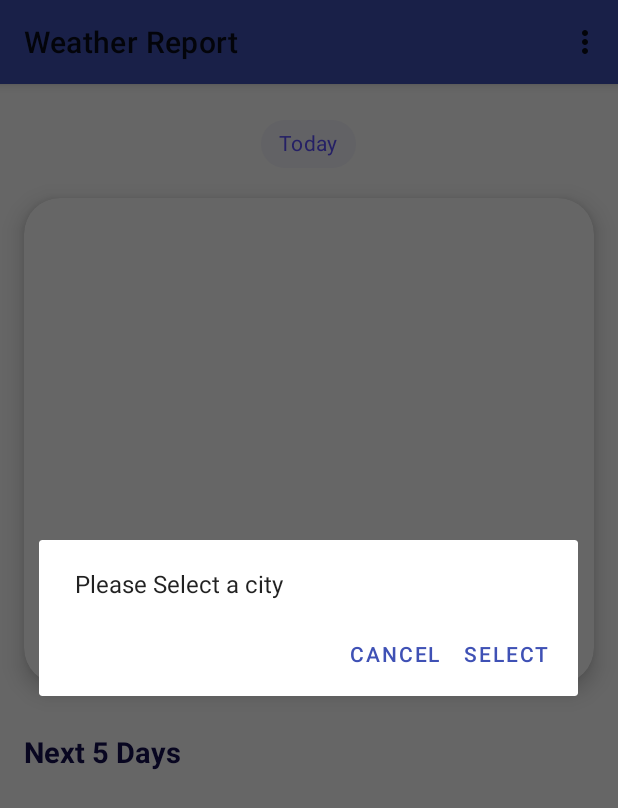
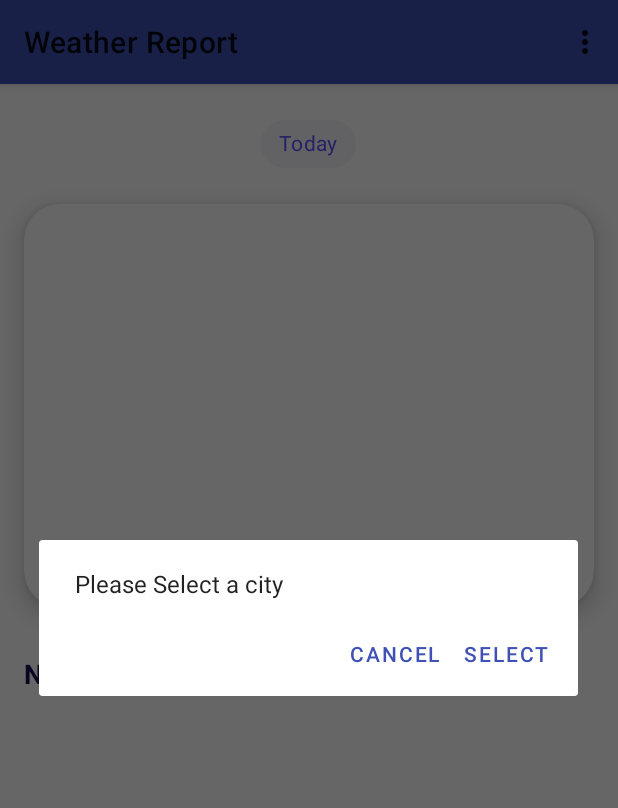
Before and after one commit to Rohanrke/WeatherPrediction, an Android app: the screen it shows after launch (HomeActivity), on a phone screen of 412 x 824 dp. Shown: the top 808 px of the screen. Run offline under Robolectric (Android 15) with nearby library versions, the phone set to English and light mode, and no system bars; our stand-ins replace Room's generated code, data binding; libraries missing offline, so code that uses them is left out: com.andrognito.flashbar, com.loopeer.shadow; pictures from the network do not load; 1 statement that could not run was skipped.

Commit message:
observer issue fixed

```diff
--- a/app/src/main/java/com/rohan/weatherprediction/feature/home/HomeActivity.kt
+++ b/app/src/main/java/com/rohan/weatherprediction/feature/home/HomeActivity.kt
@@ -73,5 +73,4 @@ class HomeActivity : BaseActivity<ActivityHomeBinding>(R.layout.activity_home) {
             SearchCityFragment::class.java.name
         )
     }
-}//
-git remote set-url origin https://rohanrke99@bitbucket.org/rohanrke99/weatherprediction.git
+}
--- a/app/src/main/java/com/rohan/weatherprediction/feature/home/HomeViewModel.kt
+++ b/app/src/main/java/com/rohan/weatherprediction/feature/home/HomeViewModel.kt
@@ -92,7 +92,10 @@ class HomeViewModel(
 
     @VisibleForTesting
     private fun onForecastWeatherSuccess(entity: ForecastEntity) {
-        entity.list?.map {
+        entity.list?.sortedBy {
+            it.dt
+
+        }?.map {
             it.dayOfWeek = AppUtils.getDateTime(it.dt) ?: DayOfWeek.MONDAY
         }
 
@@ -109,6 +112,7 @@ class HomeViewModel(
         baseSharedPreferences.saveCity(city)
         updateTitle(city)
         fetchCurrentWeatherData(city)
+        fetchForecastWeatherData(city)
     }
 
     fun getSavedCity(){
@@ -121,7 +125,6 @@ class HomeViewModel(
             }
 
         }
-
     }
 
     fun updateTitle(titleString: String) {
--- a/app/src/main/res/layout/fragment_weather_report.xml
+++ b/app/src/main/res/layout/fragment_weather_report.xml
@@ -33,7 +33,7 @@
                     android:layout_width="wrap_content"
                     android:layout_height="wrap_content"
                     android:layout_centerHorizontal="true"
-                    android:layout_marginTop="16dp"
+                    android:layout_marginTop="@dimen/layoutMargin16"
                     android:checkable="false"
                     android:checked="true"
                     android:clickable="false"
@@ -47,10 +47,10 @@
                     android:layout_width="match_parent"
                     android:layout_height="wrap_content"
                     android:layout_below="@id/chipToday"
-                    android:layout_marginStart="16dp"
-                    android:layout_marginTop="12dp"
-                    android:layout_marginEnd="16dp"
-                    android:layout_marginBottom="32dp"
+                    android:layout_marginStart="@dimen/layoutMargin16"
+                    android:layout_marginTop="@dimen/layoutMargin16"
+                    android:layout_marginEnd="@dimen/layoutMargin16"
+                    android:layout_marginBottom="@dimen/layoutMargin32"
                     app:lifeCycleModel="@{viewModel}" />
 
                 <ProgressBar
@@ -69,7 +69,7 @@
                     android:layout_marginStart="16dp"
                     android:text="@string/next_5_days"
                     android:textColor="@color/mainTextColor"
-                    android:textSize="19sp"
+                    android:textSize="@dimen/font_size18"
                     android:textStyle="bold" />
 
                 <androidx.recyclerview.widget.RecyclerView
@@ -77,10 +77,9 @@
                     android:layout_width="match_parent"
                     android:layout_height="wrap_content"
                     android:layout_below="@id/textViewForecastHeader"
-                    android:layout_marginStart="8dp"
-                    android:layout_marginTop="16dp"
-                    android:layout_marginEnd="8dp"
-                    android:orientation="horizontal" />
+                    android:layout_marginStart="@dimen/layoutMargin8"
+                    android:layout_marginTop="@dimen/layoutMargin16"
+                    android:layout_marginEnd="@dimen/layoutMargin8"/>
             </RelativeLayout>
         </androidx.core.widget.NestedScrollView>
 
--- a/app/src/main/res/layout/layout_dashboard_current.xml
+++ b/app/src/main/res/layout/layout_dashboard_current.xml
@@ -19,8 +19,8 @@
         android:layout_width="match_parent"
         android:layout_height="wrap_content"
         android:fitsSystemWindows="true"
-        app:cardCornerRadius="24dp"
-        app:cardElevation="8dp"
+        app:cardCornerRadius="@dimen/size24"
+        app:cardElevation="@dimen/elevation_large"
         app:bgColorTint="@{lifeCycleModel.currentEntityLiveData.dt}"
         app:visible="@{lifeCycleModel.state != ProgressState.LOADING}"
         tools:visibility="invisible">
@@ -32,10 +32,10 @@
 
             <ImageView
                 android:id="@+id/imageViewWeatherIcon"
-                android:layout_width="124dp"
-                android:layout_height="124dp"
-                android:layout_marginStart="36dp"
-                android:layout_marginTop="48dp"
+                android:layout_width="@dimen/size100"
+                android:layout_height="@dimen/size100"
+                android:layout_marginStart="@dimen/layoutMargin32"
+                android:layout_marginTop="@dimen/layoutMargin32"
                 app:weatherIcon="@{lifeCycleModel.currentEntityLiveData.getCurrentWeather().icon}"
                 tools:src="@drawable/a10d_svg" />
 
@@ -45,10 +45,10 @@
                 android:layout_height="wrap_content"
                 android:layout_alignParentEnd="true"
                 app:temp="@{lifeCycleModel.currentEntityLiveData.main.temp}"
-                android:layout_marginTop="48dp"
-                android:layout_marginEnd="36dp"
+                android:layout_marginTop="@dimen/layoutMargin32"
+                android:layout_marginEnd="@dimen/layoutMargin32"
                 android:textColor="@color/white"
-                android:textSize="100sp"
+                android:textSize="@dimen/font_vLarge"
                 tools:text="25°" />
 
             <TextView
@@ -57,9 +57,9 @@
                 android:layout_height="wrap_content"
                 android:layout_below="@id/textViewTemperature"
                 android:layout_centerHorizontal="true"
-                android:layout_marginTop="8dp"
+                android:layout_marginTop="@dimen/layoutMargin8"
                 android:textColor="@color/white"
-                android:textSize="23sp"
+                android:textSize="@dimen/font_size24"
                 android:text="@{lifeCycleModel.currentEntityLiveData.getCurrentWeather().main}"
                 tools:text="Clouds &amp; Sun" />
 
@@ -69,10 +69,10 @@
                 android:layout_height="wrap_content"
                 android:layout_below="@id/textViewWeatherMain"
                 android:layout_centerHorizontal="true"
-                android:layout_marginTop="16dp"
+                android:layout_marginTop="@dimen/layoutMargin16"
                 android:text="@string/humidity"
                 android:textColor="@color/white"
-                android:textSize="19sp"
+                android:textSize="@dimen/font_size18"
                 android:textStyle="bold" />
 
             <TextView
@@ -81,10 +81,10 @@
                 android:layout_height="wrap_content"
                 android:layout_below="@id/textViewHumidityHeader"
                 android:layout_centerHorizontal="true"
-                android:layout_marginBottom="24dp"
+                android:layout_marginBottom="@dimen/layoutMargin22"
                 app:humidity="@{lifeCycleModel.currentEntityLiveData.main.humidity}"
                 android:textColor="@color/whiteWithOpacity"
-                android:textSize="27sp"
+                android:textSize="@dimen/font_size24"
                 tools:text="35°" />
         </RelativeLayout>
     </com.google.android.material.card.MaterialCardView>
--- a/base/src/main/res/values/dimens.xml
+++ b/base/src/main/res/values/dimens.xml
@@ -8,12 +8,15 @@
     <dimen name="font_size12">12sp</dimen>
     <dimen name="font_size18">18sp</dimen>
     <dimen name="font_size24">24sp</dimen>
+    <dimen name="font_vLarge">75sp</dimen>
 
 
     <!-- Margins -->
+    <dimen name="layoutMargin8">8dp</dimen>
     <dimen name="layoutMargin10">10dp</dimen>
     <dimen name="layoutMargin16">16dp</dimen>
     <dimen name="layoutMargin22">22dp</dimen>
+    <dimen name="layoutMargin32">32dp</dimen>
 
     <!-- others -->
     <dimen name="height1">1dp</dimen>
@@ -21,6 +24,10 @@
     <dimen name="height400">400dp</dimen>
 
     <dimen name="size50">50dp</dimen>
+    <dimen name="size24">24dp</dimen>
+    <dimen name="size100">100dp</dimen>
+
+    <dimen name="elevation_large">8dp</dimen>
 
 
 
--- a/data/src/main/java/com/rohan/weatherprediction/data/remote/service/WeatherService.kt
+++ b/data/src/main/java/com/rohan/weatherprediction/data/remote/service/WeatherService.kt
@@ -14,11 +14,16 @@ interface WeatherService {
         cityName: String,
         @Query("appid")
         appId: String,
+        @Query("units")
+        unit: String = "metric"
+
     ): ForecastModel
 
     @GET("weather")
     suspend fun getCurrentByCityName(
         @Query("q") cityName: String,
         @Query("appid") appId: String,
+        @Query("units")
+        unit: String = "metric"
     ): CurrentWeatherModel
 }
```
